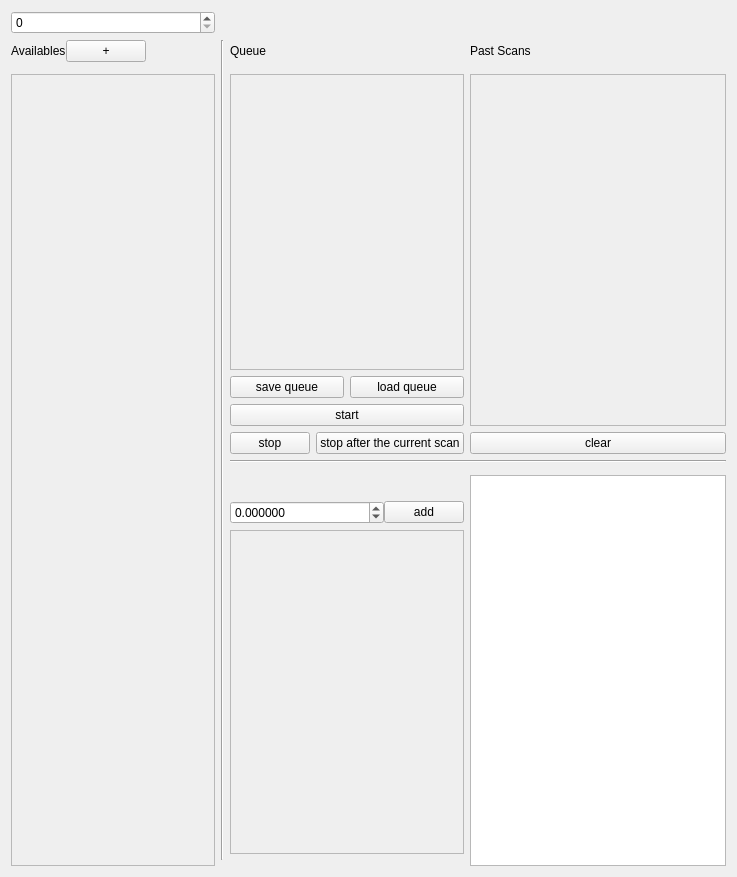
Before: the Qt Designer form core/ui/scanlist.ui in lictailer/zmeter, drawn with Qt 5.
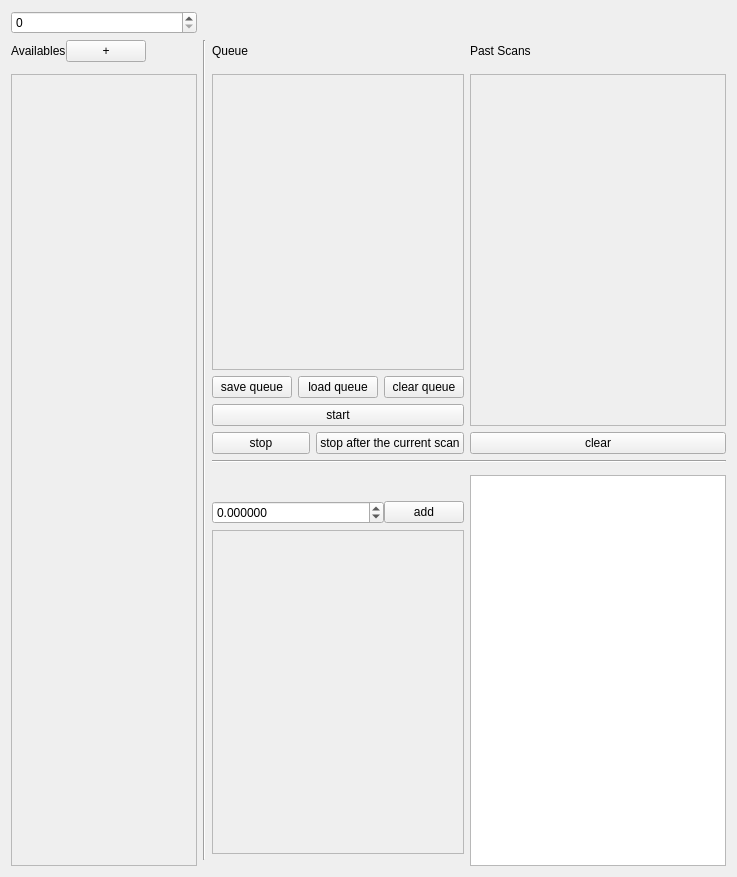
After: the same form once the commit is applied.

Commit message: Add scan and queue setting files with unresolved-channel checks

The edit to the form file:
```diff
--- a/core/ui/scanlist.ui
+++ b/core/ui/scanlist.ui
@@ -196,6 +196,16 @@
            </property>
           </widget>
          </item>
+         <item>
+          <widget class="QPushButton" name="clear_queue_pushButton">
+           <property name="toolTip">
+            <string>Remove every pending item from the queue</string>
+           </property>
+           <property name="text">
+            <string>clear queue</string>
+           </property>
+          </widget>
+         </item>
         </layout>
        </item>
       </layout>
```
The commit also changes 13 other files.
